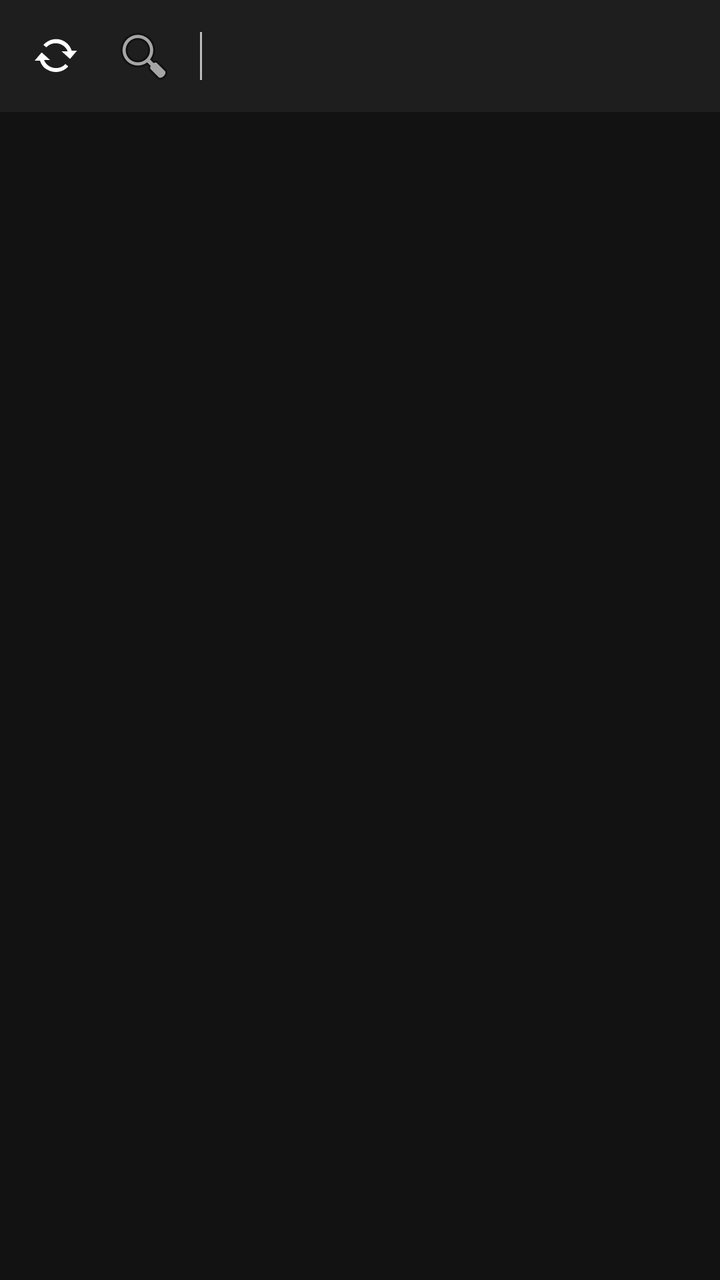
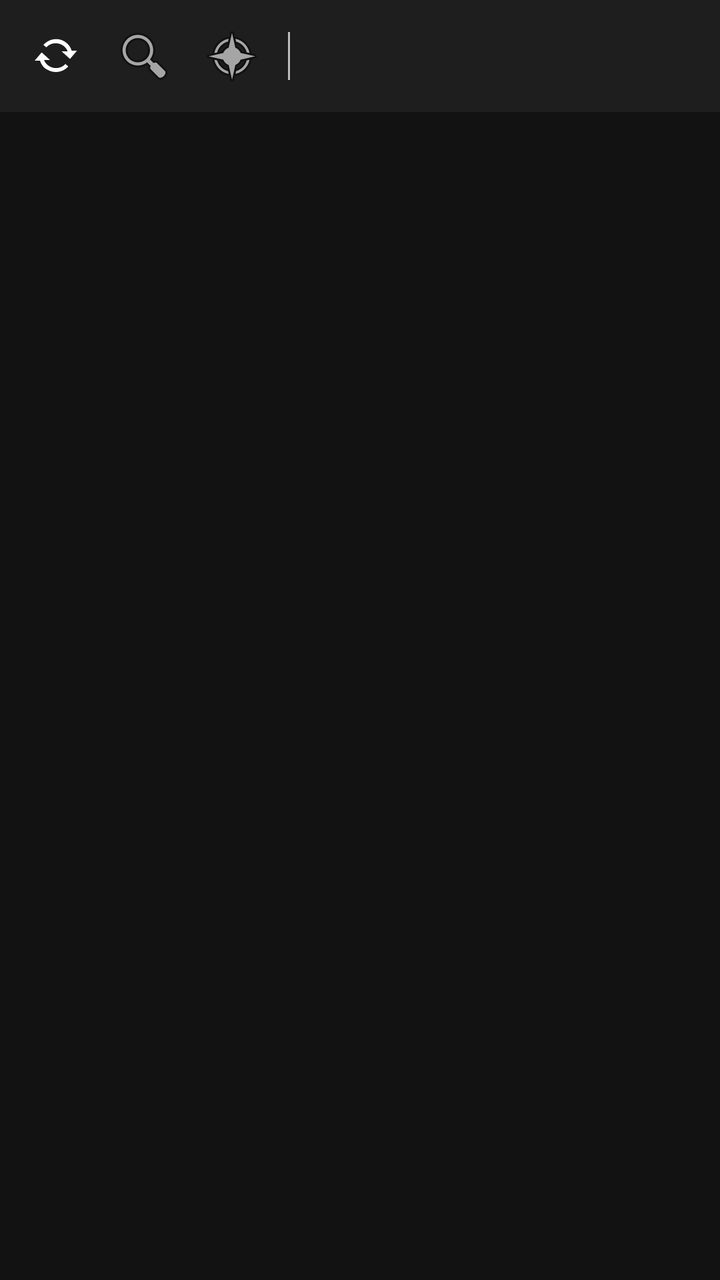

Before-and-after screenshots of an Android layout around one commit, followed by the original layout XML and the change that was made.
<!-- AndroidManifest.xml: application theme Theme.MangaReader -->
<!-- res/layout/activity_library.xml -->
<?xml version="1.0" encoding="utf-8"?>
<LinearLayout xmlns:android="http://schemas.android.com/apk/res/android"
    android:layout_width="match_parent"
    android:layout_height="match_parent"
    android:orientation="vertical"
    android:focusableInTouchMode="true"
    android:focusable="true"
    android:background="@color/dark_bg">

    <LinearLayout
        android:layout_width="match_parent"
        android:layout_height="wrap_content"
        android:orientation="horizontal"
        android:padding="8dp"
        android:background="@color/dark_surface"
        android:gravity="center_vertical">

        <ImageButton
            android:id="@+id/btnRefresh"
            android:layout_width="40dp"
            android:layout_height="40dp"
            android:background="?attr/selectableItemBackgroundBorderless"
            android:src="@android:drawable/stat_notify_sync"
            android:contentDescription="Actualizar" />

        <ImageButton
            android:id="@+id/btnSearchToggle"
            android:layout_width="40dp"
            android:layout_height="40dp"
            android:background="?attr/selectableItemBackgroundBorderless"
            android:src="@android:drawable/ic_menu_search"
            android:contentDescription="Buscar"
            android:layout_marginStart="4dp" />

        <LinearLayout
            android:id="@+id/searchContainer"
            android:layout_width="0dp"
            android:layout_height="wrap_content"
            android:layout_weight="1"
            android:orientation="horizontal"
            android:visibility="gone"
            android:layout_marginStart="8dp"
            android:background="#FF303030"
            android:paddingStart="8dp"
            android:paddingEnd="8dp">

            <EditText
                android:id="@+id/searchBox"
                android:layout_width="0dp"
                android:layout_height="40dp"
                android:layout_weight="1"
                android:background="@android:color/transparent"
                android:hint="@string/search_hint"
                android:textColorHint="@color/text_secondary"
                android:textColor="@color/text_primary"
                android:textSize="14sp"
                android:singleLine="true"
                android:imeOptions="actionSearch"
                android:inputType="text" />

            <ImageButton
                android:id="@+id/btnClearSearch"
                android:layout_width="32dp"
                android:layout_height="32dp"
                android:layout_gravity="center_vertical"
                android:background="?attr/selectableItemBackgroundBorderless"
                android:src="@android:drawable/ic_menu_close_clear_cancel"
                android:contentDescription="Limpiar" />
        </LinearLayout>

        <View
            android:layout_width="1dp"
            android:layout_height="24dp"
            android:background="@color/text_secondary"
            android:layout_marginStart="8dp"
            android:layout_marginEnd="8dp" />

        <Spinner
            android:id="@+id/sortSpinner"
            android:layout_width="wrap_content"
            android:layout_height="40dp"
            android:background="@android:color/transparent" />
    </LinearLayout>

    <FrameLayout
        android:layout_width="match_parent"
        android:layout_height="match_parent">

        <androidx.recyclerview.widget.RecyclerView
            android:id="@+id/recycler"
            android:layout_width="match_parent"
            android:layout_height="match_parent"
            android:padding="8dp"
            android:clipToPadding="false" />

        <ProgressBar
            android:id="@+id/progressBar"
            android:layout_width="wrap_content"
            android:layout_height="wrap_content"
            android:layout_gravity="center"
            android:visibility="gone" />

        <TextView
            android:id="@+id/emptyText"
            android:layout_width="wrap_content"
            android:layout_height="wrap_content"
            android:layout_gravity="center"
            android:textColor="@color/text_secondary"
            android:padding="24dp"
            android:gravity="center"
            android:visibility="gone" />

    </FrameLayout>

</LinearLayout>
<!-- resources referenced by this layout -->
<resources>
  <color name="dark_bg">#FF121212</color>
  <color name="dark_surface">#FF1E1E1E</color>
  <color name="text_primary">#FFFFFFFF</color>
  <color name="text_secondary">#B3FFFFFF</color>
  <string name="search_hint">Buscar manga…</string>
  <style name="Theme.MangaReader" parent="Theme.MaterialComponents.DayNight.NoActionBar">
          <item name="android:windowBackground">@color/dark_bg</item>
          <item name="colorPrimary">@color/dark_surface</item>
          <item name="colorPrimaryDark">@color/black</item>
          <item name="colorAccent">@color/accent</item>
          <item name="android:textColorPrimary">@color/text_primary</item>
          <item name="android:textColorSecondary">@color/text_secondary</item>
      </style>
  <color name="black">#FF000000</color>
  <color name="accent">#FF4FC3F7</color>
</resources>

<!-- the commit's change to res/layout/activity_library.xml (unified diff, before → after) -->
@@ -30,6 +30,15 @@
             android:background="?attr/selectableItemBackgroundBorderless"
             android:src="@android:drawable/ic_menu_search"
             android:contentDescription="Buscar"
+            android:layout_marginStart="4dp" />
+
+        <ImageButton
+            android:id="@+id/btnBrowseOnline"
+            android:layout_width="40dp"
+            android:layout_height="40dp"
+            android:background="?attr/selectableItemBackgroundBorderless"
+            android:src="@android:drawable/ic_menu_compass"
+            android:contentDescription="Explorar online"
             android:layout_marginStart="4dp" />
 
         <LinearLayout
<!-- resource entries referenced after the edit -->
@@ -4,7 +4,6 @@
   <color name="dark_surface">#FF1E1E1E</color>
   <color name="text_primary">#FFFFFFFF</color>
   <color name="text_secondary">#B3FFFFFF</color>
-  <string name="search_hint">Buscar manga…</string>
   <style name="Theme.MangaReader" parent="Theme.MaterialComponents.DayNight.NoActionBar">
           <item name="android:windowBackground">@color/dark_bg</item>
           <item name="colorPrimary">@color/dark_surface</item>
